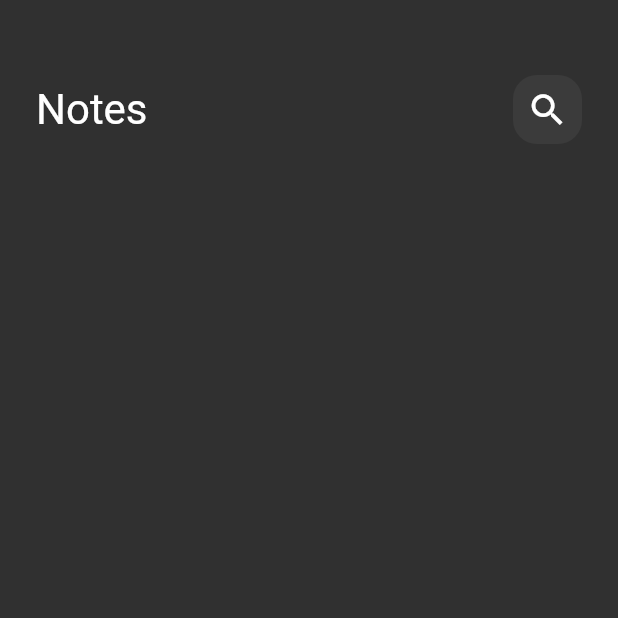
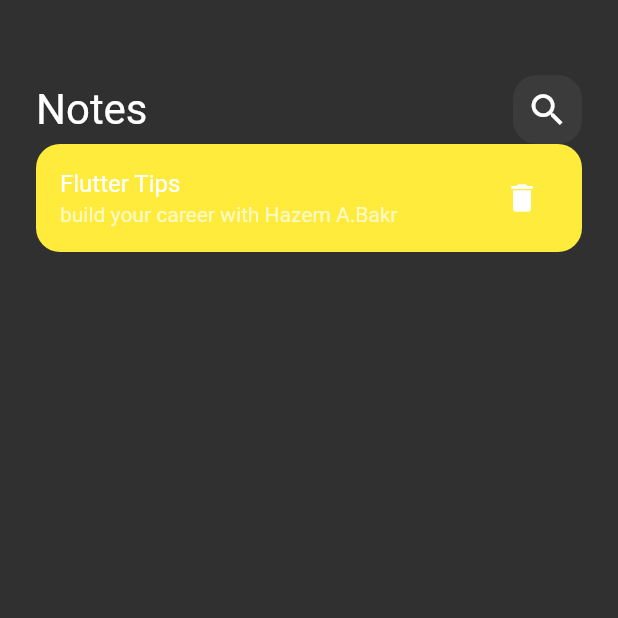
Before and after one commit to Hazem12Bakr/first_flutter_project, a Flutter app: the screen it shows after launch, on a phone screen of 412 x 824 dp, the top half of it. Run offline on Flutter 3.47's test engine with Material 2 defaults, Android fonts, the phone set to English and light mode, and no system bars.

Commit message:
creating the body boxies and its content

```diff
--- a/lib/views/widgets/notes_view_body.dart
+++ b/lib/views/widgets/notes_view_body.dart
@@ -14,8 +14,32 @@ class NotesViewBody extends StatelessWidget {
             height: 50,
           ),
           CustomAppBar(),
+          NoteItem(),
         ],
       ),
     );
   }
 }
+
+class NoteItem extends StatelessWidget {
+  const NoteItem({super.key});
+
+  @override
+  Widget build(BuildContext context) {
+    return Container(
+      decoration: BoxDecoration(
+        color: Colors.yellow,
+        borderRadius: BorderRadius.circular(16),
+      ),
+      child: Column(
+        children: [
+          ListTile(
+            title: Text('Flutter Tips'),
+            subtitle: Text('build your career with Hazem A.Bakr'),
+            trailing: IconButton(onPressed: () {}, icon: Icon(Icons.delete)),
+          ),
+        ],
+      ),
+    );
+  }
+}
```
